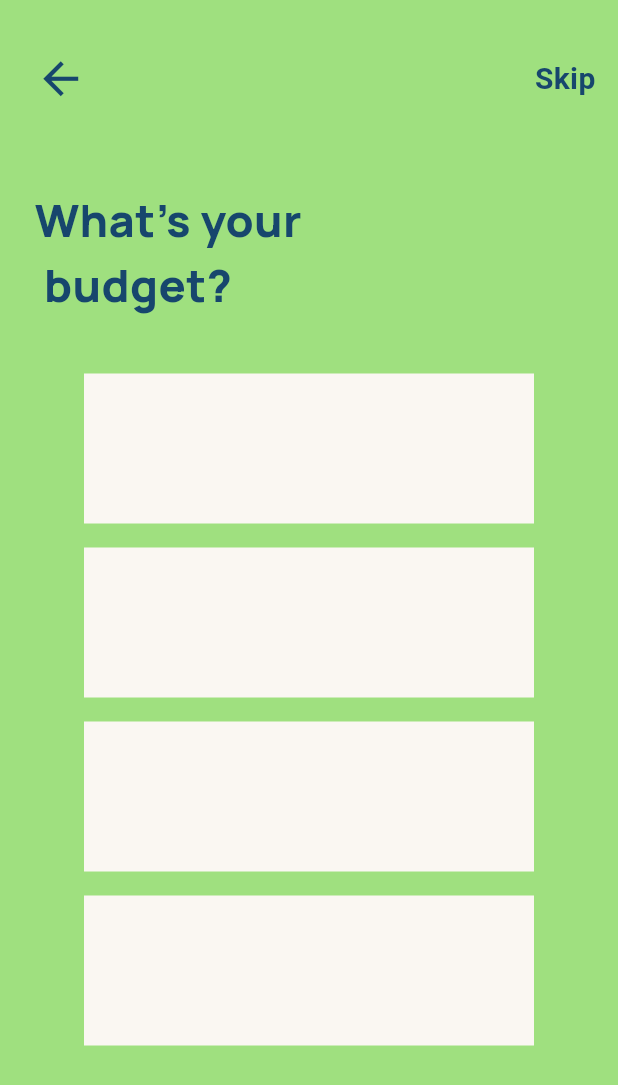
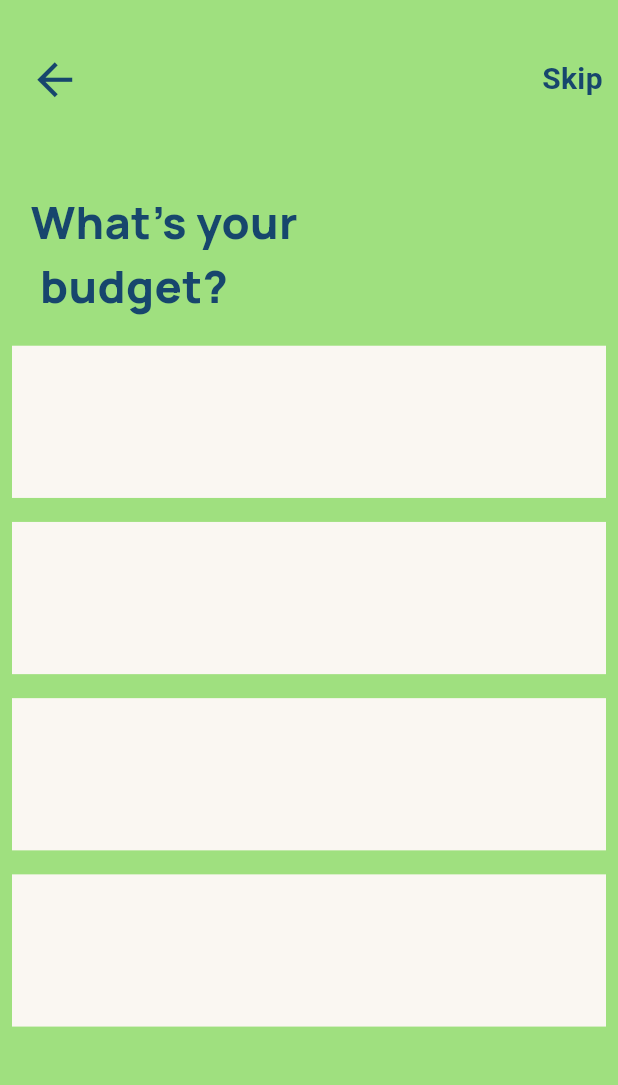
Before and after one commit to swarnaliiiiii/lokus, a Flutter app: the screen it shows after launch, on a phone screen of 412 x 824 dp. Shown: the top 1085 px of the screen. Run offline on Flutter 3.47's test engine with Material 3 defaults, Android fonts, the phone set to English and light mode, and no system bars; our stand-ins replace flutter_screenutil, google_fonts.

Commit message:
feat: enhance Keywords screen layout with responsive design and add Square widget

```diff
--- a/lib/screens/splash/keywords/keywordscreen.dart
+++ b/lib/screens/splash/keywords/keywordscreen.dart
@@ -3,6 +3,8 @@ import 'package:google_fonts/google_fonts.dart';
 import 'package:lokus/domains/constants/appcolors.dart';
 import 'package:lokus/screens/splash/splashscreen.dart';
 import 'package:lokus/widgets/nav_bar.dart';
+import 'package:flutter_screenutil/flutter_screenutil.dart';
+import 'package:lokus/widgets/square.dart';
 
 class Keywordscreen extends StatefulWidget {
   const Keywordscreen({Key? key}) : super(key: key);
@@ -24,16 +26,18 @@ class _KeywordscreenState extends State<Keywordscreen> {
               Navigator.push(
                 context,
                 MaterialPageRoute(
-                        builder: (context) => const SplashScreen()));
+                  builder: (context) => const SplashScreen(),
+                ),
+              );
             },
-              // Removed invalid 'child' parameter
           ),
-            const SizedBox(height: 20),
+          SizedBox(height: 20.h),
           Padding(
-              padding: const EdgeInsets.only(left: 23.0),
+            padding: EdgeInsets.only(left: 20.r),
             child: Align(
               alignment: Alignment.centerLeft,
-                child: Text("What's your \n budget?",
+              child: Text(
+                "What's your \n budget?",
                 style: GoogleFonts.manrope(
                   fontSize: 30,
                   fontWeight: FontWeight.w900,
@@ -42,40 +46,21 @@ class _KeywordscreenState extends State<Keywordscreen> {
               ),
             ),
           ),
-            const SizedBox(height: 30),
-            Padding(
-              padding: const EdgeInsets.all(8.0),
-              child: Container(
-                height: 100,
-                width: 300,
-                color: AppColors.page2Color,
-              ),
-            ),
-            Padding(
-              padding: const EdgeInsets.all(8.0),
-              child: Container(
-                height: 100,
-                width: 300,
-                color: AppColors.page2Color,
-              ),
-            ),
-            Padding(
-              padding: const EdgeInsets.all(8.0),
-              child: Container(
-                height: 100,
-                width: 300,
-                color: AppColors.page2Color,
-              ),
-            ),
-            Padding(
-              padding: const EdgeInsets.all(8.0),
-              child: Container(
-                height: 100,
-                width: 300,
-                color: AppColors.page2Color,
+          SizedBox(height: 10.h),
+          // Wrap ListView in a Container with height constraint
+          Container(
+            height: 500.h, // Fixed height for the ListView section
+            child: ListView(
+              children: [
+                Square(),
+                Square(),
+                Square(),
+                Square(),
+              ],
             ),
           ),
         ],
-        ));
+      ),
+    );
   }
 }
--- a/lib/widgets/nav_bar.dart
+++ b/lib/widgets/nav_bar.dart
@@ -1,9 +1,12 @@
 import 'package:flutter/material.dart';
+import 'package:flutter_screenutil/flutter_screenutil.dart';
+import 'package:lokus/domains/constants/appcolors.dart';
 
 class CustomNav extends StatelessWidget {
   final VoidCallback? onTap;
   final VoidCallback? onSkip;
   final IconData icon;
+  final IconData icon1;
   final String label;
 
   const CustomNav({
@@ -11,22 +14,24 @@ class CustomNav extends StatelessWidget {
     this.onTap,
     this.onSkip,
     this.icon = Icons.arrow_back,
+    this.icon1 = Icons.arrow_forward,
     this.label = "Next",
   }) : super(key: key);
 
   @override
   Widget build(BuildContext context) {
     return Padding(
-      padding: const EdgeInsets.symmetric(horizontal: 15.0, vertical: 35.0),
+      padding: EdgeInsets.symmetric(horizontal: 10.r, vertical: 35.r),
       child: Row(
         mainAxisAlignment: MainAxisAlignment.spaceBetween,
+
         children: [
           // Skip button
           GestureDetector(
             onTap: onTap,
             child: Row(
               children: [
-                const SizedBox(width: 8),
+                SizedBox(width: 8.w),
                 Icon(
                   icon,
                   color: const Color.fromARGB(255, 23, 70, 109),
--- /dev/null
+++ b/lib/widgets/square.dart
@@ -0,0 +1,19 @@
+import 'package:flutter/material.dart';
+import 'package:flutter_screenutil/flutter_screenutil.dart';
+import 'package:lokus/domains/constants/appcolors.dart';
+
+class Square extends StatelessWidget {
+  @override
+  Widget build(BuildContext context) {
+    return
+    Padding(
+      padding: const EdgeInsets.all(8.0),
+      child: Container(
+        height: 100.h,
+        width: 300.w,
+        color: AppColors.page2Color,
+
+      ),
+    );
+  }
+}
```
Lines whose indentation alone changed are shown as unchanged.
